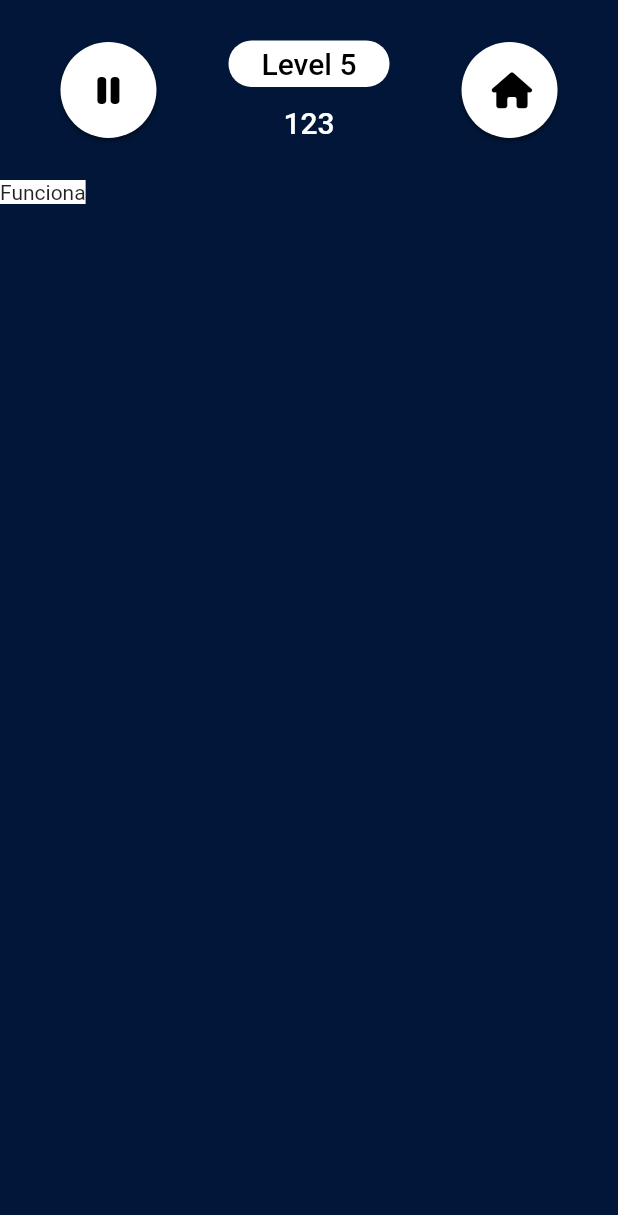
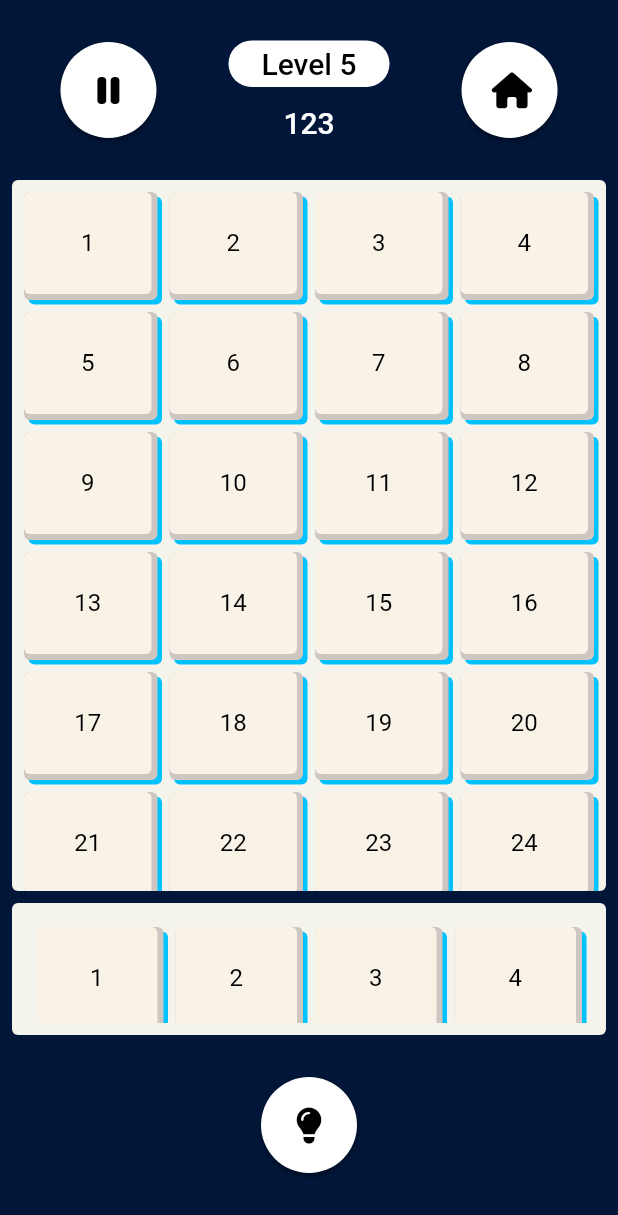
Before and after one commit to bruno9800/math_game, a Flutter app: the GamePage screen opened directly, on a phone screen of 412 x 824 dp. Shown: the top 1215 px of the screen. Run offline on Flutter 3.47's test engine with Material 2 defaults, Android fonts, the phone set to English and light mode, and no system bars; our stand-ins replace cloud_firestore, firebase_auth, firebase_core, font_awesome_flutter, google_sign_in; missing offline and left inert: dart:ffi; accounts and stored records are empty.

Commit message:
Game page updated

```diff
--- /dev/null
+++ b/lib/common/custom_piece.dart
@@ -0,0 +1,45 @@
+import 'dart:ffi';
+
+import 'package:flutter/material.dart';
+import 'package:math_game/utils/random_piece_color.dart';
+import 'custom_theme.dart';
+
+class CustomPiece extends StatelessWidget {
+  const CustomPiece(
+      {Key? key,
+        required this.onPressed,
+        required this.expression,
+      })
+      : super(key: key);
+  final VoidCallback? onPressed;
+  final String expression;
+
+  @override
+  Widget build(BuildContext context) {
+    return GestureDetector(
+      onTap: onPressed,
+      child: Container(
+        decoration: BoxDecoration(
+            borderRadius: BorderRadius.circular(4.0), color: Color(0xffcec6c1),
+            boxShadow: [
+              BoxShadow(
+                color: RandomPieceColor().get(),
+                offset: Offset(3, 3),
+              )
+          ]
+        ),
+        child: Container(
+          decoration: BoxDecoration(
+              borderRadius: BorderRadius.circular(4.0), color: CustomTheme.PIECE),
+              width: 82,
+              margin: const EdgeInsets.only(right: 4, bottom: 4),
+          child: Center(
+            child: Text( expression,
+                style: const TextStyle(
+                    color: CustomTheme.Black, fontSize: 16)),
+          ),
+        ),
+      ),
+    );
+  }
+}
--- a/lib/common/custom_theme.dart
+++ b/lib/common/custom_theme.dart
@@ -13,4 +13,5 @@ class CustomTheme {
   static const Color BLUE = Color(0xff01baef); //Color(0xff016fb9);
   static const Color PINK = Color(0xffff4365);
   static const Color BOX_BACK = Color(0xfff4f4ed);
+  static const Color PIECE = Color(0xfff9f2e7);
 }
--- a/lib/main.dart
+++ b/lib/main.dart
@@ -5,6 +5,7 @@ import 'package:math_game/services/stream_widget.dart';
 
 void main() async {
   WidgetsFlutterBinding.ensureInitialized();
+  await
 
   await Firebase.initializeApp(
     options: DefaultFirebaseOptions.currentPlatform,
--- a/lib/pages/game_page.dart
+++ b/lib/pages/game_page.dart
@@ -1,39 +1,11 @@
 import 'package:flutter/material.dart';
+import 'package:flutter/services.dart';
 import 'package:font_awesome_flutter/font_awesome_flutter.dart';
 import 'package:math_game/common/custom_icon_button.dart';
 import 'package:math_game/common/custom_theme.dart';
+import 'package:math_game/pages/states/game_state.dart';
 
 // Criar evento de pausar o timer;
-
-class GamePage extends StatelessWidget {
-  const GamePage({super.key});
-
-  @override
-  Widget build(BuildContext context) {
-    // TODO: implement build
-    return Scaffold(
-      backgroundColor: CustomTheme.BackColor,
-      appBar: AppBar(
-        toolbarHeight: 120,
-        centerTitle: true,
-        backgroundColor: Colors.transparent,
-        elevation: 0,
-        automaticallyImplyLeading: false,
-        title: buildTitle(title: 'Level 5', context: context),
-        ),
-      body: Column(
-        crossAxisAlignment: CrossAxisAlignment.center,
-        children: [
-          Container(
-            decoration: BoxDecoration(color: CustomTheme.ForeColor),
-            child: Text('Funciona'),
-          )
-        ],
-      ),
-    );
-  }
-
-}
 Widget buildTitle({required String title, required BuildContext context}) {
   return Row(
     mainAxisAlignment: MainAxisAlignment.center,
@@ -79,3 +51,27 @@ Widget buildTitle({required String title, required BuildContext context}) {
   );
 
 }
+
+
+class GamePage extends StatelessWidget {
+  const GamePage({super.key});
+
+  @override
+  Widget build(BuildContext context) {
+    SystemChrome.setEnabledSystemUIMode(SystemUiMode.immersiveSticky);
+    // TODO: implement build
+    return Scaffold(
+      backgroundColor: CustomTheme.BackColor,
+      appBar: AppBar(
+        toolbarHeight: 120,
+        centerTitle: true,
+        backgroundColor: Colors.transparent,
+        elevation: 0,
+        automaticallyImplyLeading: false,
+        title: buildTitle(title: 'Level 5', context: context),
+        ),
+      body: GameComponent(),
+    );
+  }
+
+}
--- /dev/null
+++ b/lib/pages/states/game_state.dart
@@ -0,0 +1,100 @@
+import 'package:flutter/cupertino.dart';
+import 'package:flutter/material.dart';
+import 'package:font_awesome_flutter/font_awesome_flutter.dart';
+import 'package:math_game/common/custom_icon_button.dart';
+import 'package:math_game/common/custom_piece.dart';
+import 'package:math_game/common/custom_theme.dart';
+
+class GameComponent extends StatefulWidget {
+  @override
+  State<StatefulWidget> createState() {
+    return GameState();
+  }
+
+}
+
+class CreateList {
+  List<int> list = [];
+  CreateList({required size}) {
+    for(int i = 0; i < size; i++, list.add(i)) {}
+  }
+}
+
+
+class GameState extends State<GameComponent> {
+  final List<int> list = List.generate(24, (index) => index + 1);
+  final List<int> GameOverList = [];
+  @override
+  Widget build(BuildContext context) {
+    return Column(
+      mainAxisSize: MainAxisSize.max,
+      children: [
+          Expanded(
+            child: Container(
+              margin: const EdgeInsets.only(right: 8, left: 8, bottom: 8),
+                decoration: BoxDecoration(
+                  color: CustomTheme.BOX_BACK,
+                  borderRadius: BorderRadius.circular(4),
+                ),
+                child: GridView.builder(
+                    padding: const EdgeInsets.all(8),
+                    gridDelegate: const SliverGridDelegateWithFixedCrossAxisCount(
+                        crossAxisCount: 4,
+                        crossAxisSpacing: 8,
+                        mainAxisSpacing: 8,
+                        mainAxisExtent: 72
+                    ),
+                    itemCount: list.length,
+                    itemBuilder: (context, index) {
+                      final item = list[index];
+                      return CustomPiece(
+                        expression: item.toString(),
+                        onPressed: () {
+                          print('clicou');
+                        },
+                      );
+                    }
+                )
+            ),
+          ),
+        Container(
+          height: 88,
+          margin: const EdgeInsets.only(right: 8, left: 8),
+          padding: EdgeInsets.all(8),
+          decoration: BoxDecoration(
+              color: CustomTheme.BOX_BACK,
+              borderRadius: BorderRadius.circular(4),
+          ),
+          child: GridView.builder(
+              padding: const EdgeInsets.all(8),
+              gridDelegate: const SliverGridDelegateWithFixedCrossAxisCount(
+                  crossAxisCount: 4,
+                  crossAxisSpacing: 8,
+                  mainAxisSpacing: 8,
+                  mainAxisExtent: 72
+              ),
+              itemCount: list.length,
+              itemBuilder: (context, index) {
+                final item = list[index];
+                return CustomPiece(
+                  expression: item.toString(),
+                  onPressed: () {
+                    print('clicou');
+                  },
+                );
+              }
+          ),
+        ),
+        SizedBox(height: 28,),
+        CustomIconButton(
+          icon: FontAwesomeIcons.solidLightbulb,
+          onPressed: () {
+            print('dica');
+          },
+        ),
+        SizedBox(height: 42,),
+      ],
+    );
+  }
+
+}
--- /dev/null
+++ b/lib/utils/random_piece_color.dart
@@ -0,0 +1,19 @@
+import 'dart:math';
+
+import 'package:flutter/material.dart';
+
+class RandomPieceColor {
+  List<Color> shadowColor = [
+    const Color(0xff00c2ff), // blue
+    const Color(0xffe53935), // red
+    const Color(0xffffca43), // yellow
+    const Color(0xff3abc6e), // green
+  ];
+
+  Color get() {
+    final random = Random();
+    final randomIndex = random.nextInt(shadowColor.length);
+    return shadowColor[randomIndex];
+  }
+
+}
```
Also changed, not shown: lib/factories/get_player_profile.dart (deleted, +0 -13 lines), lib/game_core/game.dart (added, +57 -0 lines), lib/game_core/piece.dart (added, +48 -0 lines). Lines whose indentation alone changed are shown as unchanged.
